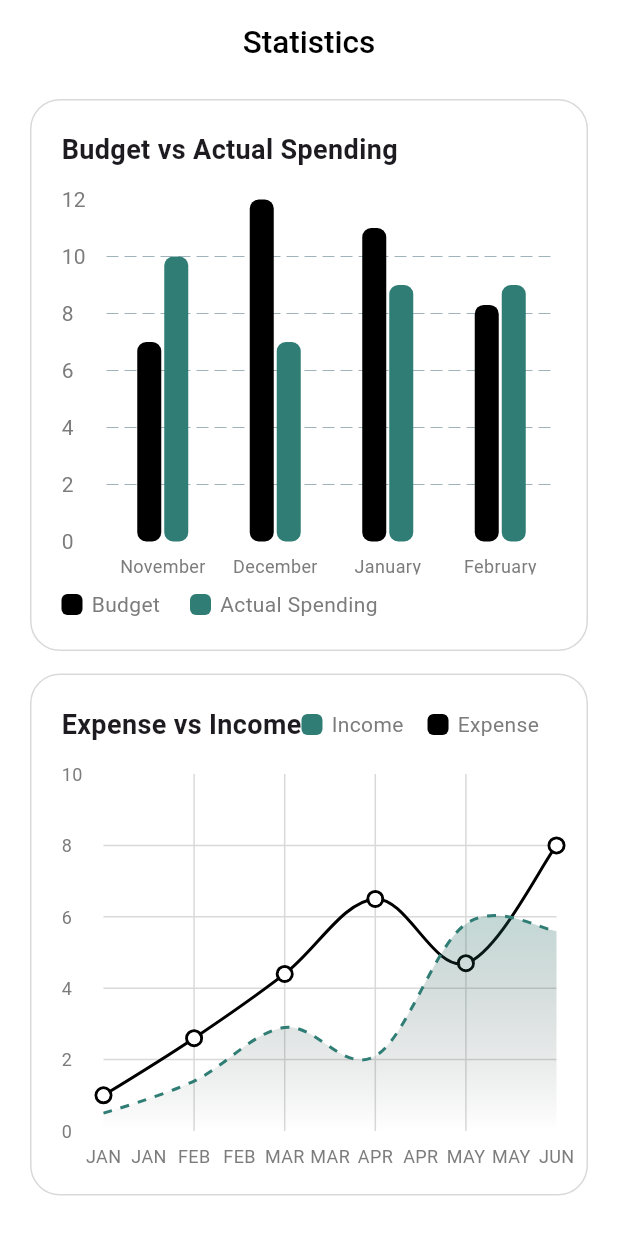
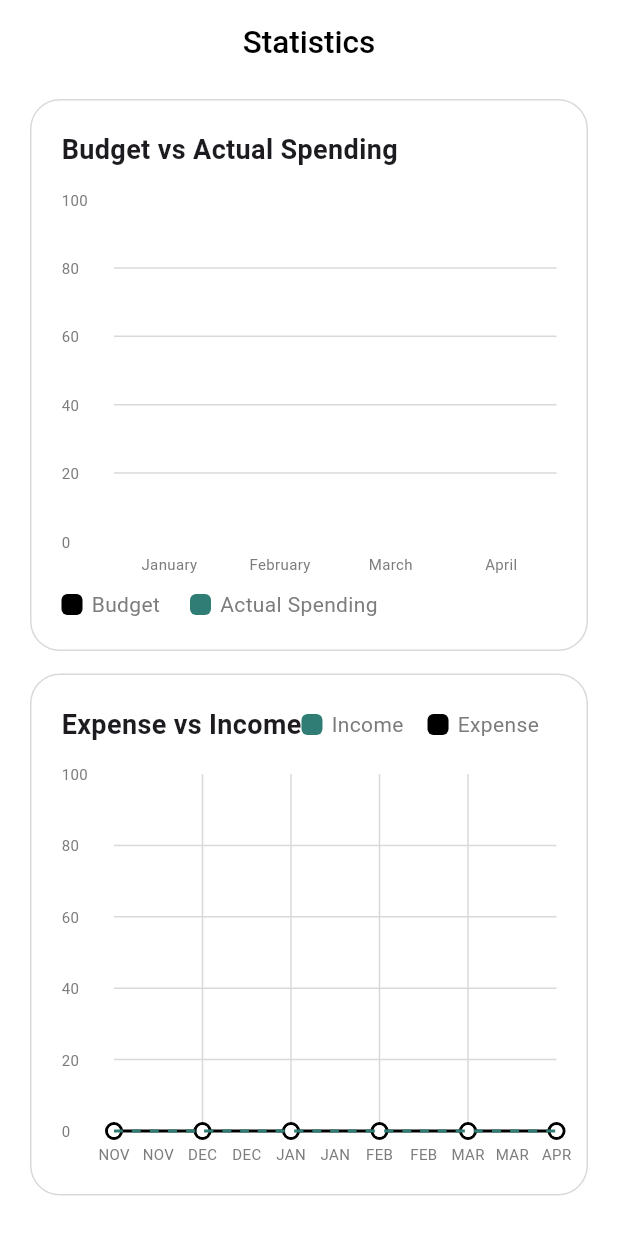
Before and after one commit to MuhammadHassan0184/spendigo, a Flutter app: the StatisticsScreen screen opened by its route, on a phone screen of 412 x 824 dp. Run offline on Flutter 3.47's test engine with Material 3 defaults, Android fonts, the phone set to English and light mode, and no system bars; drawn by our look-alikes of fl_chart; our stand-ins replace cloud_firestore, firebase_auth, firebase_core, flutter_screenutil, flutter_svg, get and 4 more; accounts and stored records are empty; project files that could hold a hidden picture were left out.

Commit message:
feat: add transaction controller and visualization components for budget and income-expense statistics

```diff
--- a/lib/controller/transaction_controller.dart
+++ b/lib/controller/transaction_controller.dart
@@ -1,6 +1,7 @@
 import 'package:flutter/material.dart';
 import 'package:get/get.dart';
 import 'package:spendigo/Models/transaction_model.dart';
+import 'package:spendigo/Models/wallet_model.dart';
 import 'package:spendigo/config/colors.dart';
 import 'package:spendigo/controller/wallet_controller.dart';
 import 'package:spendigo/controller/budget_controller.dart';
@@ -105,12 +106,22 @@ class AddTransactionController extends GetxController {
     // 2. Update Wallet Balance
     final walletController = Get.find<CreateWalletController>();
     final selectedWalletIndex = walletController.wallets.indexWhere((w) => w.name == transaction.wallet);
+
     if (selectedWalletIndex != -1) {
       final oldWallet = walletController.wallets[selectedWalletIndex];
       final newBalance = transaction.type == "Income"
           ? oldWallet.balance + transaction.amount
           : oldWallet.balance - transaction.amount;
       walletController.wallets[selectedWalletIndex] = oldWallet.copyWith(balance: newBalance);
+    } else {
+      // If no wallet exists with this name, create a new one automatically
+      final newWallet = WalletModel(
+        name: transaction.wallet,
+        balance: transaction.type == "Income" ? transaction.amount : -transaction.amount,
+        receiveAlert: false,
+        alertPercentage: 0,
+      );
+      walletController.wallets.add(newWallet);
     }
 
     // 3. Update Budget Spent (only for expenses)
@@ -145,6 +156,58 @@ class AddTransactionController extends GetxController {
   double get totalBalance {
     final walletController = Get.find<CreateWalletController>();
     return walletController.totalWealth;
+  }
+
+  // Statistics Data Getters
+  List<double> get monthlyIncome {
+    List<double> data = List.filled(6, 0.0);
+    DateTime now = DateTime.now();
+    for (var t in transactions) {
+      if (t.type == "Income") {
+        int monthDiff = (now.year - t.date.year) * 12 + now.month - t.date.month;
+        if (monthDiff >= 0 && monthDiff < 6) {
+          data[5 - monthDiff] += t.amount;
+        }
+      }
+    }
+    return data;
+  }
+
+  List<double> get monthlyExpense {
+    List<double> data = List.filled(6, 0.0);
+    DateTime now = DateTime.now();
+    for (var t in transactions) {
+      if (t.type == "Expense") {
+        int monthDiff = (now.year - t.date.year) * 12 + now.month - t.date.month;
+        if (monthDiff >= 0 && monthDiff < 6) {
+          data[5 - monthDiff] += t.amount;
+        }
+      }
+    }
+    return data;
+  }
+
+  // Monthly Budget vs Actual (Last 4 months)
+  List<double> get last4MonthsActual {
+    List<double> data = List.filled(4, 0.0);
+    DateTime now = DateTime.now();
+    for (var t in transactions) {
+      if (t.type == "Expense") {
+        int monthDiff = (now.year - t.date.year) * 12 + now.month - t.date.month;
+        if (monthDiff >= 0 && monthDiff < 4) {
+          data[3 - monthDiff] += t.amount;
+        }
+      }
+    }
+    return data;
+  }
+
+  List<double> get last4MonthsBudget {
+    final budgetController = Get.find<CreateBudgetController>();
+    double totalBudget = budgetController.budgets.fold(0.0, (sum, b) => sum + b.total);
+    // Since we don't have historical budget data, we use current total budget for current month
+    // and a simulated/historical average for others, or just the same for simplicity in this demo.
+    return [totalBudget * 0.8, totalBudget * 0.9, totalBudget * 1.1, totalBudget];
   }
 
   String getIconPath(String category) {
--- a/lib/view/statistics/graph/Budget_graph.dart
+++ b/lib/view/statistics/graph/Budget_graph.dart
@@ -2,13 +2,37 @@
 
 import 'package:fl_chart/fl_chart.dart';
 import 'package:flutter/material.dart';
+import 'package:get/get.dart';
 import 'package:spendigo/config/colors.dart';
+import 'package:spendigo/controller/transaction_controller.dart';
 
 class BudgetVsActualChart extends StatelessWidget {
   const BudgetVsActualChart({super.key});
 
   @override
   Widget build(BuildContext context) {
+    final controller = Get.find<AddTransactionController>();
+
+    const monthFullNames = [
+      "January", "February", "March", "April", "May", "June",
+      "July", "August", "September", "October", "November", "December"
+    ];
+
+    return Obx(() {
+      final actualData = controller.last4MonthsActual;
+      final budgetData = controller.last4MonthsBudget;
+
+      double maxY = 0;
+      for (var val in actualData) { if (val > maxY) maxY = val; }
+      for (var val in budgetData) { if (val > maxY) maxY = val; }
+      maxY = maxY == 0 ? 100 : maxY * 1.2;
+
+      final now = DateTime.now();
+      final months = List.generate(4, (i) {
+        final date = DateTime(now.year, now.month - (3 - i), 1);
+        return monthFullNames[date.month - 1];
+      });
+
       return Container(
         padding: const EdgeInsets.all(20),
         decoration: BoxDecoration(
@@ -19,92 +43,73 @@ class BudgetVsActualChart extends StatelessWidget {
         child: Column(
           crossAxisAlignment: CrossAxisAlignment.start,
           children: [
-          Text(
+            const Text(
               "Budget vs Actual Spending",
               style: TextStyle(fontSize: 18, fontWeight: FontWeight.bold),
             ),
-
-          SizedBox(height: 20),
-
+            const SizedBox(height: 20),
             SizedBox(
               height: 250,
               child: BarChart(
                 BarChartData(
                   alignment: BarChartAlignment.spaceAround,
-                maxY: 12,
-                barTouchData: BarTouchData(enabled: false),
-
+                  maxY: maxY,
+                  barTouchData: BarTouchData(
+                    enabled: true,
+                    touchTooltipData: BarTouchTooltipData(
+                      getTooltipColor: (_) => Colors.black,
+                      getTooltipItem: (group, groupIndex, rod, rodIndex) {
+                        return BarTooltipItem(
+                          "Rs. ${rod.toY.toStringAsFixed(0)}",
+                          const TextStyle(color: Colors.white, fontWeight: FontWeight.bold),
+                        );
+                      },
+                    ),
+                  ),
                   titlesData: FlTitlesData(
                     leftTitles: AxisTitles(
                       sideTitles: SideTitles(
                         showTitles: true,
-                      interval: 2,
-                      reservedSize: 30,
-                      getTitlesWidget: (value, meta) {
-                        return Text(
-                          value.toInt().toString(),
-                          style: TextStyle(
-                            color: AppColors.grey,
-                            // fontSize: 12,
+                        interval: maxY / 5,
+                        reservedSize: 35,
+                        getTitlesWidget: (value, _) => Text(
+                          value >= 1000 ? '${(value / 1000).toStringAsFixed(0)}k' : value.toStringAsFixed(0),
+                          style: TextStyle(color: AppColors.grey, fontSize: 10),
+                        ),
+                      ),
+                    ),
+                    bottomTitles: AxisTitles(
+                      sideTitles: SideTitles(
+                        showTitles: true,
+                        getTitlesWidget: (value, _) {
+                          int idx = value.toInt();
+                          if (idx < 0 || idx >= months.length) return const SizedBox();
+                          return Padding(
+                            padding: const EdgeInsets.only(top: 8),
+                            child: Text(
+                              months[idx],
+                              style: TextStyle(fontSize: 10, color: AppColors.grey),
                             ),
                           );
                         },
                       ),
                     ),
-
-                  bottomTitles: AxisTitles(
-                    sideTitles: SideTitles(
-                      showTitles: true,
-                      getTitlesWidget: (value, meta) {
-                        const titles = [
-                          "November",
-                          "December",
-                          "January",
-                          "February",
-                        ];
-
-                        return Padding(
-                          padding: const EdgeInsets.only(top: 8),
-                          child: Text(
-                            titles[value.toInt()],
-                            style: TextStyle(
-                              fontSize: 12,
-                              color: AppColors.grey,
+                    rightTitles: const AxisTitles(sideTitles: SideTitles(showTitles: false)),
+                    topTitles: const AxisTitles(sideTitles: SideTitles(showTitles: false)),
                   ),
-                          ),
-                        );
-                      },
-                    ),
-                  ),
-
-                  rightTitles: AxisTitles(
-                    sideTitles: SideTitles(showTitles: false),
-                  ),
-                  topTitles: AxisTitles(
-                    sideTitles: SideTitles(showTitles: false),
-                  ),
-                ),
-
                   gridData: FlGridData(
                     show: true,
-                  horizontalInterval: 2,
+                    horizontalInterval: maxY / 5,
                     drawVerticalLine: false,
+                    getDrawingHorizontalLine: (value) =>
+                        FlLine(color: AppColors.stroke, strokeWidth: 1),
                   ),
-
                   borderData: FlBorderData(show: false),
-
-                barGroups: [
-                  makeGroup(0, 7, 10),
-                  makeGroup(1, 12, 7),
-                  makeGroup(2, 11, 9),
-                  makeGroup(3, 8.3, 9),
-                ],
+                  barGroups: List.generate(4, (i) => makeGroup(i, budgetData[i], actualData[i])),
                 ),
               ),
             ),
-
-          SizedBox(height: 10),
-
+            const SizedBox(height: 10),
             Row(
               children: [
                 legend(Colors.black, "Budget"),
@@ -115,6 +120,7 @@ class BudgetVsActualChart extends StatelessWidget {
           ],
         ),
       );
+    });
   }
 
   BarChartGroupData makeGroup(int x, double budget, double actual) {
@@ -123,15 +129,14 @@ class BudgetVsActualChart extends StatelessWidget {
       barRods: [
         BarChartRodData(
           toY: budget,
-          width: 16,
-          borderRadius: BorderRadius.circular(6),
+          width: 14,
+          borderRadius: BorderRadius.circular(4),
           color: Colors.black,
         ),
-
         BarChartRodData(
           toY: actual,
-          width: 16,
-          borderRadius: BorderRadius.circular(6),
+          width: 14,
+          borderRadius: BorderRadius.circular(4),
           color: AppColors.primary,
         ),
       ],
--- a/lib/view/statistics/graph/expense_income_graph.dart
+++ b/lib/view/statistics/graph/expense_income_graph.dart
@@ -2,13 +2,39 @@
 
 import 'package:fl_chart/fl_chart.dart';
 import 'package:flutter/material.dart';
+import 'package:get/get.dart';
 import 'package:spendigo/config/colors.dart';
+import 'package:spendigo/controller/transaction_controller.dart';
 
 class ExpenseVsIncomeChart extends StatelessWidget {
   const ExpenseVsIncomeChart({super.key});
 
   @override
   Widget build(BuildContext context) {
+    final controller = Get.find<AddTransactionController>();
+
+    const monthNames = [
+      "JAN", "FEB", "MAR", "APR", "MAY", "JUN",
+      "JUL", "AUG", "SEP", "OCT", "NOV", "DEC"
+    ];
+
+    return Obx(() {
+      final incomeData = controller.monthlyIncome;
+      final expenseData = controller.monthlyExpense;
+
+      // Calculate max Y for scaling
+      double maxY = 0;
+      for (var val in incomeData) { if (val > maxY) maxY = val; }
+      for (var val in expenseData) { if (val > maxY) maxY = val; }
+      maxY = maxY == 0 ? 100 : maxY * 1.2;
+
+      // Get month labels for the last 6 months
+      final now = DateTime.now();
+      final months = List.generate(6, (i) {
+        final date = DateTime(now.year, now.month - (5 - i), 1);
+        return monthNames[date.month - 1];
+      });
+
       return Container(
         padding: const EdgeInsets.all(20),
         decoration: BoxDecoration(
@@ -19,7 +45,6 @@ class ExpenseVsIncomeChart extends StatelessWidget {
         child: Column(
           crossAxisAlignment: CrossAxisAlignment.start,
           children: [
-          /// Title + Legend (Responsive)
             Wrap(
               alignment: WrapAlignment.spaceBetween,
               crossAxisAlignment: WrapCrossAlignment.center,
@@ -29,7 +54,6 @@ class ExpenseVsIncomeChart extends StatelessWidget {
                   "Expense vs Income",
                   style: TextStyle(fontSize: 18, fontWeight: FontWeight.bold),
                 ),
-
                 Row(
                   mainAxisSize: MainAxisSize.min,
                   children: [
@@ -40,9 +64,7 @@ class ExpenseVsIncomeChart extends StatelessWidget {
                 ),
               ],
             ),
-
             const SizedBox(height: 20),
-
             SizedBox(
               height: 260,
               child: LineChart(
@@ -50,89 +72,57 @@ class ExpenseVsIncomeChart extends StatelessWidget {
                   minX: 0,
                   maxX: 5,
                   minY: 0,
-                maxY: 10,
-
-                clipData: FlClipData.all(),
-
-                /// Grid
+                  maxY: maxY,
+                  clipData: const FlClipData.all(),
                   gridData: FlGridData(
                     show: true,
                     drawVerticalLine: true,
-                  horizontalInterval: 2,
+                    horizontalInterval: maxY / 5,
                     verticalInterval: 1,
-                  getDrawingHorizontalLine: (value) {
-                    return FlLine(color: AppColors.stroke, strokeWidth: 1);
-                  },
-                  getDrawingVerticalLine: (value) {
-                    return FlLine(color: AppColors.stroke, strokeWidth: 1);
-                  },
+                    getDrawingHorizontalLine: (value) =>
+                        FlLine(color: AppColors.stroke, strokeWidth: 1),
+                    getDrawingVerticalLine: (value) =>
+                        FlLine(color: AppColors.stroke, strokeWidth: 1),
                   ),
-
                   borderData: FlBorderData(show: false),
-
-                /// Titles
                   titlesData: FlTitlesData(
-                  /// Left Numbers
                     leftTitles: AxisTitles(
                       sideTitles: SideTitles(
                         showTitles: true,
-                      interval: 2,
-                      reservedSize: 28,
-                      getTitlesWidget: (value, meta) {
-                        return Text(
-                          value.toInt().toString(),
-                          style: TextStyle(color: AppColors.grey, fontSize: 12),
-                        );
-                      },
+                        interval: maxY / 5,
+                        reservedSize: 35,
+                        getTitlesWidget: (value, _) => Text(
+                          value >= 1000 ? '${(value / 1000).toStringAsFixed(0)}k' : value.toStringAsFixed(0),
+                          style: TextStyle(color: AppColors.grey, fontSize: 10),
                         ),
                       ),
-
-                  /// Bottom Months
+                    ),
                     bottomTitles: AxisTitles(
                       sideTitles: SideTitles(
                         showTitles: true,
-                      getTitlesWidget: (value, meta) {
-                        const months = [
-                          "JAN",
-                          "FEB",
-                          "MAR",
-                          "APR",
-                          "MAY",
-                          "JUN",
-                        ];
-
+                        getTitlesWidget: (value, _) {
+                          int idx = value.toInt();
+                          if (idx < 0 || idx >= months.length) return const SizedBox();
                           return Padding(
                             padding: const EdgeInsets.only(top: 8),
                             child: Text(
-                            months[value.toInt()],
-                            style: TextStyle(
-                              color: AppColors.grey,
-                              fontSize: 12,
-                            ),
+                              months[idx],
+                              style: TextStyle(color: AppColors.grey, fontSize: 10),
                             ),
                           );
                         },
                       ),
                     ),
-
-                  rightTitles: AxisTitles(
-                    sideTitles: SideTitles(showTitles: false),
+                    rightTitles: const AxisTitles(sideTitles: SideTitles(showTitles: false)),
+                    topTitles: const AxisTitles(sideTitles: SideTitles(showTitles: false)),
                   ),
-
-                  topTitles: AxisTitles(
-                    sideTitles: SideTitles(showTitles: false),
-                  ),
-                ),
-
-                /// Lines
                   lineBarsData: [
-                  /// Expense Line (Black)
+                    // Expense Line (Black)
                     LineChartBarData(
                       isCurved: true,
                       curveSmoothness: 0.35,
                       color: Colors.black,
                       barWidth: 2,
-
                       dotData: FlDotData(
                         show: true,
                         getDotPainter: (spot, percent, bar, index) =>
@@ -143,25 +133,15 @@ class ExpenseVsIncomeChart extends StatelessWidget {
                               strokeColor: Colors.black,
                             ),
                       ),
-
-                    spots: const [
-                      FlSpot(0, 1),
-                      FlSpot(1, 2.6),
-                      FlSpot(2, 4.4),
-                      FlSpot(3, 6.5),
-                      FlSpot(4, 4.7),
-                      FlSpot(5, 8),
-                    ],
+                      spots: List.generate(6, (i) => FlSpot(i.toDouble(), expenseData[i])),
                     ),
-
-                  /// Income Line (Green Dashed + Area)
+                    // Income Line (Green Dashed + Area)
                     LineChartBarData(
                       isCurved: true,
                       curveSmoothness: 0.35,
                       color: AppColors.primary,
                       barWidth: 2,
                       dashArray: [6, 6],
-
                       belowBarData: BarAreaData(
                         show: true,
                         gradient: LinearGradient(
@@ -173,33 +153,18 @@ class ExpenseVsIncomeChart extends StatelessWidget {
                           end: Alignment.bottomCenter,
                         ),
                       ),
-
-                    dotData: FlDotData(show: false),
-
-                    spots: const [
-                      FlSpot(0, 0.5),
-                      FlSpot(1, 1.4),
-                      FlSpot(2, 2.9),
-                      FlSpot(3, 2.1),
-                      FlSpot(4, 5.8),
-                      FlSpot(5, 5.6),
-                    ],
+                      dotData: const FlDotData(show: false),
+                      spots: List.generate(6, (i) => FlSpot(i.toDouble(), incomeData[i])),
                     ),
                   ],
-
-                /// Tooltip
                   lineTouchData: LineTouchData(
-                  enabled: true,
                     touchTooltipData: LineTouchTooltipData(
-                    getTooltipColor: (touchedSpot) => Colors.black,
+                      getTooltipColor: (_) => Colors.black,
                       getTooltipItems: (spots) {
                         return spots.map((spot) {
                           return LineTooltipItem(
-                          "\$${spot.y}",
-                          const TextStyle(
-                            color: Colors.white,
-                            fontWeight: FontWeight.w600,
-                          ),
+                            "Rs. ${spot.y.toStringAsFixed(0)}",
+                            const TextStyle(color: Colors.white, fontWeight: FontWeight.w600),
                           );
                         }).toList();
                       },
@@ -211,9 +176,9 @@ class ExpenseVsIncomeChart extends StatelessWidget {
           ],
         ),
       );
+    });
   }
 
-  /// Legend Widget
   Widget legend(Color color, String text) {
     return Row(
       mainAxisSize: MainAxisSize.min,
```
Lines whose indentation alone changed are shown as unchanged.
